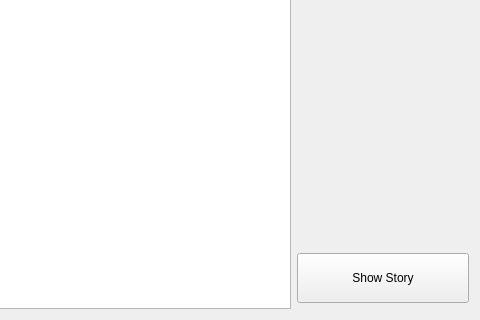
Above: Chat-Application/showstories.ui from verina101/Chat-Application before the change; both pictures show x 220 to 700 and y 180 to 500 of the 700 by 500 pixel window. Below: the same form after it.
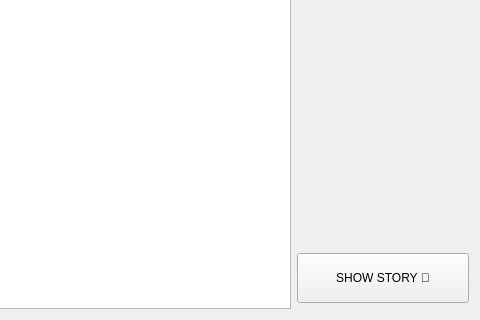
That is the form after the change.

Patch:
```diff
--- a/Chat-Application/showstories.ui
+++ b/Chat-Application/showstories.ui
@@ -54,7 +54,7 @@
         </size>
        </property>
        <property name="text">
-        <string>Show Story</string>
+        <string>SHOW STORY 🤩</string>
        </property>
       </widget>
      </item>
```
